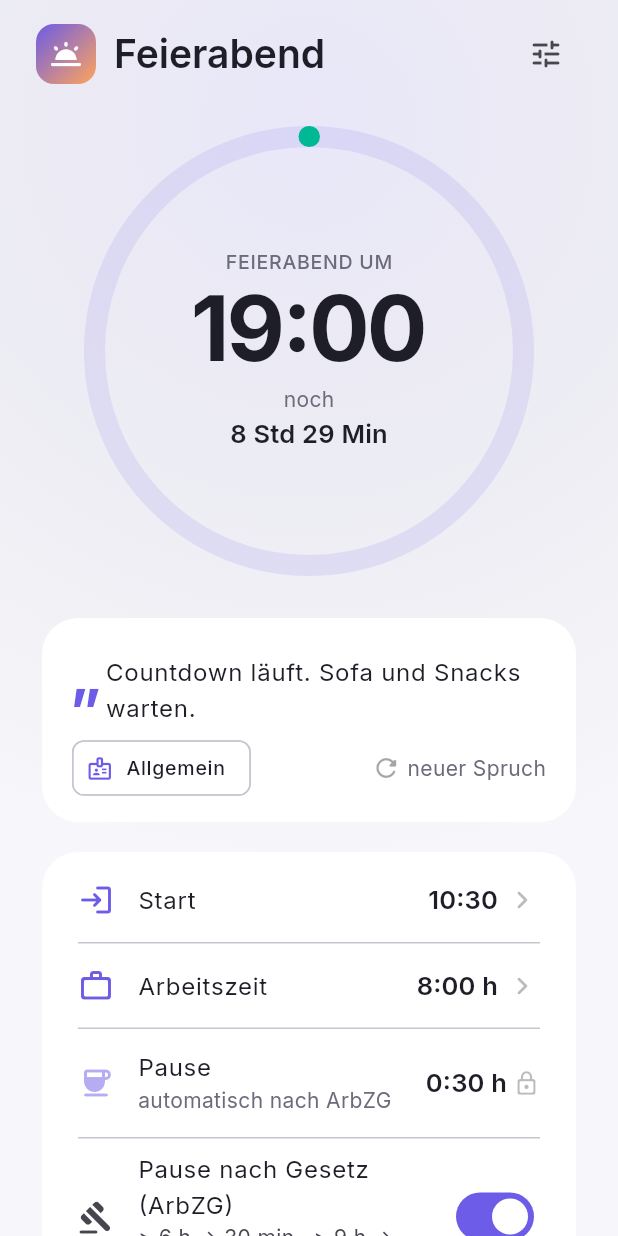
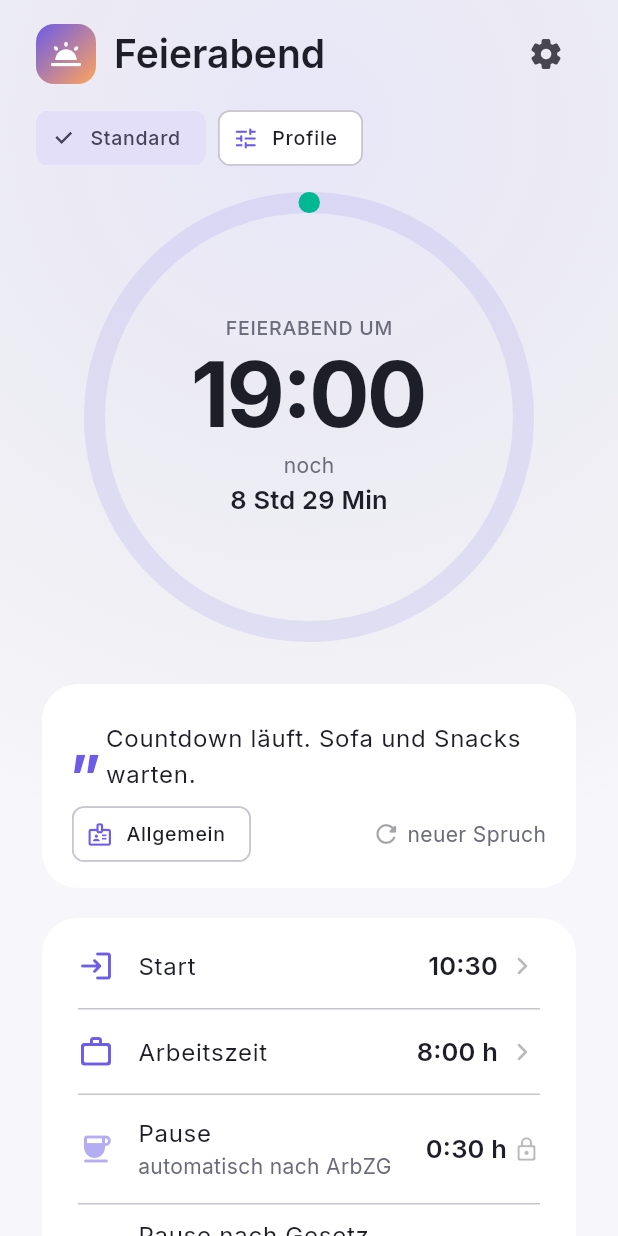
Before and after one commit to f6vp76ctbb-stack/Feierabend-Rechner, a Flutter app: the screen it shows after launch, after a tap on "Pause nach Gesetz (ArbZG)", on a phone screen of 412 x 824 dp. Run offline on Flutter 3.47's test engine with Material 3 defaults, Android fonts, the phone set to English and light mode, and no system bars; our stand-ins replace flutter_riverpod, shared_preferences.

Commit message:
Phase 5: Mehrere Arbeitszeit-Profile (anlegen/umschalten/umbenennen/loeschen)
- Profile-Modell + JSON-Serialisierung (WorkConfig.toJson/fromJson)
- ProfilesController: aktives Profil speist workConfigProvider, persistiert als JSON-Blob
- Migration: altes Einzel-Config -> 'Standard'-Profil
- UI: ProfileBar (Schnell-Umschalten) + ProfileManageSheet (Verwaltung)
- Header-Einstellungsicon auf settings_rounded (Konflikt mit Profil-Chip vermieden)
- 46 Tests gruen (Profil-Serialisierung + Controller-Verhalten + Persistenz), analyze sauber

```diff
--- /dev/null
+++ b/lib/domain/models/profile.dart
@@ -0,0 +1,50 @@
+import 'work_config.dart';
+
+/// Ein Arbeitszeit-Profil (z. B. „Mo–Do", „Freitag", „Nachtschicht").
+///
+/// Reine Domain-Klasse. Bündelt einen Namen mit einer [WorkConfig].
+class Profile {
+  final String id;
+  final String name;
+  final WorkConfig config;
+
+  const Profile({
+    required this.id,
+    required this.name,
+    required this.config,
+  });
+
+  Profile copyWith({String? name, WorkConfig? config}) => Profile(
+        id: id,
+        name: name ?? this.name,
+        config: config ?? this.config,
+      );
+
+  Map<String, dynamic> toJson() => {
+        'id': id,
+        'name': name,
+        'config': config.toJson(),
+      };
+
+  factory Profile.fromJson(Map<String, dynamic> json) => Profile(
+        id: json['id'] as String,
+        name: json['name'] as String,
+        config: WorkConfig.fromJson(
+          (json['config'] as Map).cast<String, dynamic>(),
+        ),
+      );
+
+  @override
+  bool operator ==(Object other) =>
+      identical(this, other) ||
+      other is Profile &&
+          other.id == id &&
+          other.name == name &&
+          other.config == config;
+
+  @override
+  int get hashCode => Object.hash(id, name, config);
+
+  @override
+  String toString() => 'Profile($id, $name, $config)';
+}
--- a/lib/domain/models/work_config.dart
+++ b/lib/domain/models/work_config.dart
@@ -30,6 +30,18 @@ class WorkConfig {
     );
   }
 
+  Map<String, dynamic> toJson() => {
+        'work': work.inMinutes,
+        'break': breakTime.inMinutes,
+        'arbzg': arbzgAutoBreak,
+      };
+
+  factory WorkConfig.fromJson(Map<String, dynamic> json) => WorkConfig(
+        work: Duration(minutes: (json['work'] as num?)?.toInt() ?? 480),
+        breakTime: Duration(minutes: (json['break'] as num?)?.toInt() ?? 45),
+        arbzgAutoBreak: json['arbzg'] as bool? ?? false,
+      );
+
   @override
   bool operator ==(Object other) =>
       identical(this, other) ||
--- a/lib/features/home/home_screen.dart
+++ b/lib/features/home/home_screen.dart
@@ -8,6 +8,7 @@ import '../settings/settings_sheet.dart';
 import 'state/home_providers.dart';
 import 'widgets/countdown_ring.dart';
 import 'widgets/duration_adjust_sheet.dart';
+import 'widgets/profile_bar.dart';
 import 'widgets/spruch_card.dart';
 import 'widgets/start_time_sheet.dart';
 
@@ -38,7 +39,9 @@ class HomeScreen extends ConsumerWidget {
                       crossAxisAlignment: CrossAxisAlignment.stretch,
                       children: [
                         const _Header(),
-                        const SizedBox(height: 24),
+                        const SizedBox(height: 12),
+                        const ProfileBar(),
+                        const SizedBox(height: 16),
                         Center(
                           child: CountdownRing(
                             progress: progress,
@@ -104,7 +107,7 @@ class _Header extends StatelessWidget {
         const Spacer(),
         IconButton(
           tooltip: 'Einstellungen',
-          icon: const Icon(Icons.tune_rounded),
+          icon: const Icon(Icons.settings_rounded),
           onPressed: () => SettingsSheet.show(context),
         ),
       ],
@@ -231,7 +234,7 @@ class _InputCard extends ConsumerWidget {
               value: config.arbzgAutoBreak,
               onChanged: (v) {
                 HapticFeedback.selectionClick();
-                ref.read(workConfigProvider.notifier).setArbzgAuto(v);
+                ref.read(profilesControllerProvider.notifier).setArbzgAuto(v);
               },
             ),
           ],
@@ -263,7 +266,7 @@ class _InputCard extends ConsumerWidget {
       ],
     );
     if (picked != null) {
-      ref.read(workConfigProvider.notifier).setWork(picked);
+      ref.read(profilesControllerProvider.notifier).setWork(picked);
     }
   }
 
@@ -283,7 +286,7 @@ class _InputCard extends ConsumerWidget {
       ],
     );
     if (picked != null) {
-      ref.read(workConfigProvider.notifier).setBreak(picked);
+      ref.read(profilesControllerProvider.notifier).setBreak(picked);
     }
   }
 }
--- a/lib/features/home/state/home_providers.dart
+++ b/lib/features/home/state/home_providers.dart
@@ -1,3 +1,4 @@
+import 'dart:convert';
 import 'dart:math';
 
 import 'package:flutter/material.dart';
@@ -8,6 +9,7 @@ import '../../../data/settings_repository.dart';
 import '../../../data/sprueche.dart';
 import '../../../domain/feierabend_calculator.dart';
 import '../../../domain/models/feierabend_result.dart';
+import '../../../domain/models/profile.dart';
 import '../../../domain/models/work_config.dart';
 
 /// Wird in `main()` (und in Tests) mit einer echten Instanz überschrieben.
@@ -53,33 +55,124 @@ class StartTimeNotifier extends Notifier<TimeOfDay> {
 final startTimeProvider =
     NotifierProvider<StartTimeNotifier, TimeOfDay>(StartTimeNotifier.new);
 
-/// Arbeitszeit-/Pausen-Konfiguration (persistiert).
-class WorkConfigNotifier extends Notifier<WorkConfig> {
+/// Zustand aller Profile + aktuell aktives Profil.
+class ProfilesState {
+  final List<Profile> profiles;
+  final String activeId;
+
+  const ProfilesState({required this.profiles, required this.activeId});
+
+  Profile get active =>
+      profiles.firstWhere((p) => p.id == activeId, orElse: () => profiles.first);
+
+  ProfilesState copyWith({List<Profile>? profiles, String? activeId}) =>
+      ProfilesState(
+        profiles: profiles ?? this.profiles,
+        activeId: activeId ?? this.activeId,
+      );
+}
+
+/// Verwaltet Profile (anlegen, umschalten, umbenennen, löschen) inkl. der
+/// Arbeitszeit-/Pausen-Konfiguration des aktiven Profils. Persistiert als JSON.
+class ProfilesController extends Notifier<ProfilesState> {
   @override
-  WorkConfig build() =>
-      ref.read(settingsRepositoryProvider).loadWorkConfig() ?? const WorkConfig();
-
-  void _persist() =>
-      ref.read(settingsRepositoryProvider).saveWorkConfig(state);
-
-  void setWork(Duration work) {
-    state = state.copyWith(work: work);
-    _persist();
+  ProfilesState build() {
+    final repo = ref.read(settingsRepositoryProvider);
+    final raw = repo.loadProfilesRaw();
+    if (raw != null) {
+      try {
+        final map = jsonDecode(raw) as Map<String, dynamic>;
+        final profiles = (map['profiles'] as List)
+            .map((e) => Profile.fromJson((e as Map).cast<String, dynamic>()))
+            .toList();
+        if (profiles.isNotEmpty) {
+          final savedActive = map['activeId'] as String?;
+          final activeId = profiles.any((p) => p.id == savedActive)
+              ? savedActive!
+              : profiles.first.id;
+          return ProfilesState(profiles: profiles, activeId: activeId);
+        }
+      } catch (_) {
+        // Kaputter Blob → auf Default zurückfallen.
+      }
+    }
+    // Migration: altes Einzel-Config (Phase 4) oder Default → „Standard"-Profil.
+    final legacy = repo.loadWorkConfig() ?? const WorkConfig();
+    final def = Profile(id: _newId(), name: 'Standard', config: legacy);
+    return ProfilesState(profiles: [def], activeId: def.id);
   }
 
-  void setBreak(Duration breakTime) {
-    state = state.copyWith(breakTime: breakTime);
-    _persist();
+  static String _newId() =>
+      '${DateTime.now().microsecondsSinceEpoch}_${Random().nextInt(1 << 20)}';
+
+  void _apply(ProfilesState next) {
+    state = next;
+    final json = jsonEncode({
+      'activeId': next.activeId,
+      'profiles': next.profiles.map((p) => p.toJson()).toList(),
+    });
+    ref.read(settingsRepositoryProvider).saveProfilesRaw(json);
   }
 
-  void setArbzgAuto(bool value) {
-    state = state.copyWith(arbzgAutoBreak: value);
-    _persist();
+  void _updateActiveConfig(WorkConfig config) {
+    final profiles = [
+      for (final p in state.profiles)
+        if (p.id == state.activeId) p.copyWith(config: config) else p,
+    ];
+    _apply(state.copyWith(profiles: profiles));
   }
+
+  void setActive(String id) {
+    if (state.profiles.any((p) => p.id == id)) {
+      _apply(state.copyWith(activeId: id));
+    }
+  }
+
+  /// Legt ein neues Profil an (kopiert die aktuelle Config) und aktiviert es.
+  String addProfile(String name) {
+    final id = _newId();
+    final profile = Profile(id: id, name: name, config: state.active.config);
+    _apply(ProfilesState(
+      profiles: [...state.profiles, profile],
+      activeId: id,
+    ));
+    return id;
+  }
+
+  void renameProfile(String id, String name) {
+    final profiles = [
+      for (final p in state.profiles)
+        if (p.id == id) p.copyWith(name: name) else p,
+    ];
+    _apply(state.copyWith(profiles: profiles));
+  }
+
+  /// Löscht ein Profil (mind. eines bleibt immer erhalten).
+  void deleteProfile(String id) {
+    if (state.profiles.length <= 1) return;
+    final profiles = state.profiles.where((p) => p.id != id).toList();
+    final activeId = state.activeId == id ? profiles.first.id : state.activeId;
+    _apply(ProfilesState(profiles: profiles, activeId: activeId));
+  }
+
+  void setWork(Duration work) =>
+      _updateActiveConfig(state.active.config.copyWith(work: work));
+  void setBreak(Duration breakTime) =>
+      _updateActiveConfig(state.active.config.copyWith(breakTime: breakTime));
+  void setArbzgAuto(bool value) =>
+      _updateActiveConfig(state.active.config.copyWith(arbzgAutoBreak: value));
 }
 
+final profilesControllerProvider =
+    NotifierProvider<ProfilesController, ProfilesState>(ProfilesController.new);
+
+/// Das aktuell aktive Profil.
+final activeProfileProvider =
+    Provider<Profile>((ref) => ref.watch(profilesControllerProvider).active);
+
+/// Arbeitszeit-/Pausen-Konfiguration des aktiven Profils (Basis der Berechnung).
 final workConfigProvider =
-    NotifierProvider<WorkConfigNotifier, WorkConfig>(WorkConfigNotifier.new);
+    Provider<WorkConfig>((ref) => ref.watch(activeProfileProvider).config);
 
 /// Abgeleitetes Ergebnis (Uhrzeit-Darstellung, Mitternachts-Flag).
 final resultProvider = Provider<FeierabendResult>((ref) {
--- /dev/null
+++ b/lib/features/home/widgets/profile_bar.dart
@@ -0,0 +1,44 @@
+import 'package:flutter/material.dart';
+import 'package:flutter/services.dart';
+import 'package:flutter_riverpod/flutter_riverpod.dart';
+
+import '../../profiles/profile_manage_sheet.dart';
+import '../state/home_providers.dart';
+
+/// Horizontale Leiste zum schnellen Umschalten zwischen Profilen.
+/// Zeigt nur mehr als ein Element, wenn es mehrere Profile gibt — bleibt sonst dezent.
+class ProfileBar extends ConsumerWidget {
+  const ProfileBar({super.key});
+
+  @override
+  Widget build(BuildContext context, WidgetRef ref) {
+    final state = ref.watch(profilesControllerProvider);
+    final controller = ref.read(profilesControllerProvider.notifier);
+
+    return SizedBox(
+      height: 40,
+      child: ListView(
+        scrollDirection: Axis.horizontal,
+        children: [
+          for (final p in state.profiles)
+            Padding(
+              padding: const EdgeInsets.only(right: 8),
+              child: ChoiceChip(
+                label: Text(p.name),
+                selected: p.id == state.activeId,
+                onSelected: (_) {
+                  HapticFeedback.selectionClick();
+                  controller.setActive(p.id);
+                },
+              ),
+            ),
+          ActionChip(
+            avatar: const Icon(Icons.tune_rounded, size: 18),
+            label: const Text('Profile'),
+            onPressed: () => ProfileManageSheet.show(context),
+          ),
+        ],
+      ),
+    );
+  }
+}
```
Also changed, not shown: lib/data/settings_repository.dart (+8 -0 lines), lib/features/profiles/profile_manage_sheet.dart (added, +158 -0 lines), 4 other files.
